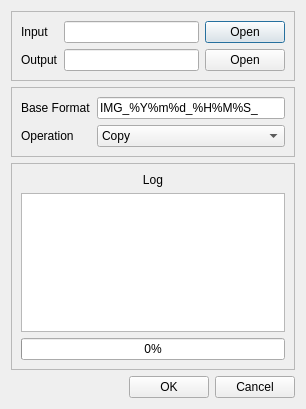
patrickziegler/mediacopier, file app/gui/src/dialog.ui: the form before one commit.
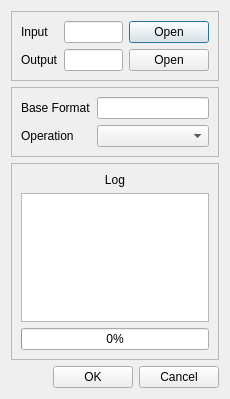
The form after the commit.

The edit to the form file:
```diff
--- a/app/gui/src/dialog.ui
+++ b/app/gui/src/dialog.ui
@@ -6,8 +6,8 @@
    <rect>
     <x>0</x>
     <y>0</y>
-    <width>306</width>
-    <height>409</height>
+    <width>230</width>
+    <height>399</height>
    </rect>
   </property>
   <property name="windowTitle">
@@ -96,23 +96,12 @@
       <item row="0" column="1">
        <widget class="QLineEdit" name="lineBaseFormat">
         <property name="text">
-         <string>IMG_%Y%m%d_%H%M%S_</string>
+         <string/>
         </property>
        </widget>
       </item>
       <item row="1" column="1">
-       <widget class="QComboBox" name="comboOperation">
-        <item>
-         <property name="text">
-          <string>Copy</string>
-         </property>
-        </item>
-        <item>
-         <property name="text">
-          <string>Move</string>
-         </property>
-        </item>
-       </widget>
+       <widget class="QComboBox" name="comboOperation"/>
       </item>
       <item row="1" column="0">
        <widget class="QLabel" name="labelOperation">
```
